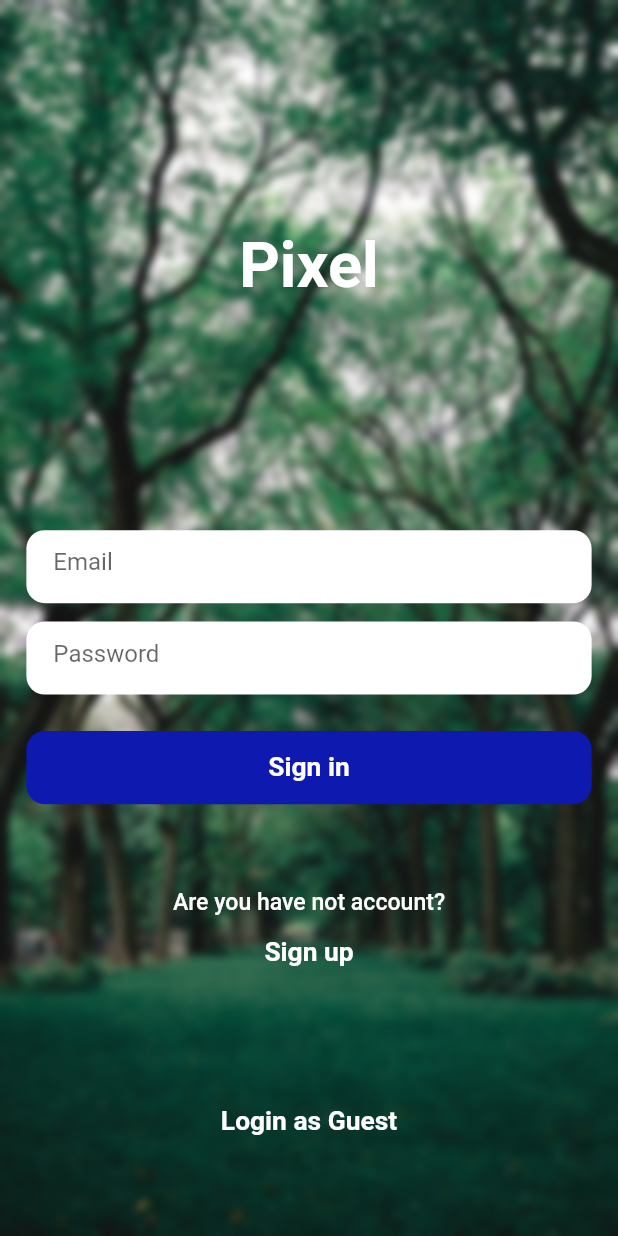
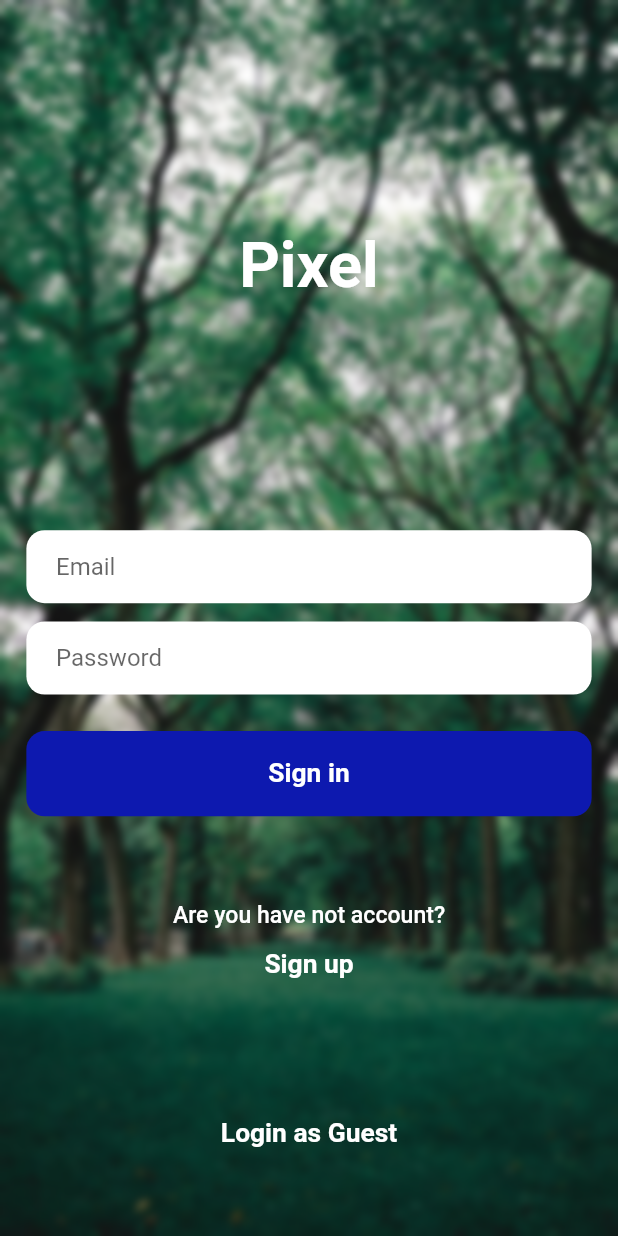
Before and after one commit to AbbosMamadaliyev/walpapers_app, a Flutter app: the screen it shows after launch, on a phone screen of 412 x 824 dp. Run offline on Flutter 3.47's test engine with Material 2 defaults, Android fonts, the phone set to English and light mode, and no system bars; our stand-ins replace bloc, built_collection, built_value, cached_network_image, chopper, connectivity_plus and 17 more; missing offline and left inert: async_wallpaper; accounts and stored records are empty; generated files the repository leaves out were written again.

Commit message:
fix bugs

```diff
--- a/lib/application/auth_bloc/auth_bloc.dart
+++ b/lib/application/auth_bloc/auth_bloc.dart
@@ -8,9 +8,7 @@ import 'package:meta/meta.dart';
 import '../../infrastucture/repositories/auth_repo.dart';
 
 part 'auth_bloc.freezed.dart';
-
 part 'auth_event.dart';
-
 part 'auth_state.dart';
 
 class AuthBloc extends Bloc<AuthEvent, AuthState> {
--- a/lib/infrastucture/repositories/auth_repo.dart
+++ b/lib/infrastucture/repositories/auth_repo.dart
@@ -27,6 +27,7 @@ class AuthRepo implements AuthFacade {
       );
 
       User? user = result.user;
+      print('ressssd: ${result.user}');
 
       print('token: ${await user!.getIdToken()}');
       final idToken = await user.getIdToken();
--- a/lib/presentation/pages/auth_page/auth_page.dart
+++ b/lib/presentation/pages/auth_page/auth_page.dart
@@ -74,11 +74,10 @@ class _AuthPageState extends State<AuthPage> {
                         child: TextField(
                           controller: _emailController,
                           decoration: InputDecoration(
-                            contentPadding: const EdgeInsets.symmetric(
-                                horizontal: 18, vertical: 18),
+                            contentPadding:
+                                EdgeInsets.symmetric(horizontal: 18.w),
                             border: InputBorder.none,
                             hintText: 'Email',
-                            // hintStyle: TextStyle(color: Colors.black),
                             enabledBorder: InputBorder.none,
                             focusedBorder: OutlineInputBorder(
                               borderRadius: BorderRadius.circular(12.r),
@@ -98,13 +97,14 @@ class _AuthPageState extends State<AuthPage> {
                         child: TextField(
                           controller: _passwordController,
                           decoration: InputDecoration(
-                            contentPadding: const EdgeInsets.symmetric(
-                                horizontal: 18, vertical: 18),
+                            contentPadding:
+                                EdgeInsets.symmetric(horizontal: 18.w),
                             border: InputBorder.none,
                             hintText: 'password'.tr(),
                             // hintStyle: TextStyle(color: Colors.black),
                             enabledBorder: InputBorder.none,
                             focusedBorder: OutlineInputBorder(
+                              gapPadding: 0,
                               borderRadius: BorderRadius.circular(12.r),
                               borderSide:
                                   const BorderSide(color: Colors.lightBlue),
@@ -126,7 +126,7 @@ class _AuthPageState extends State<AuthPage> {
                                       email: email, password: password));
                         },
                         child: Container(
-                          height: 48.h,
+                          height: 56.h,
                           // width: ,
                           alignment: Alignment.center,
                           margin: EdgeInsets.only(top: 24.h),
--- a/lib/presentation/pages/categories_page/categories_page.dart
+++ b/lib/presentation/pages/categories_page/categories_page.dart
@@ -3,12 +3,8 @@ import 'dart:io';
 import 'package:cached_network_image/cached_network_image.dart';
 import 'package:flutter/cupertino.dart';
 import 'package:flutter/material.dart';
-import 'package:flutter_bloc/flutter_bloc.dart';
 import 'package:flutter_screenutil/flutter_screenutil.dart';
 import 'package:walpapers_app/presentation/routes/app_route.dart';
-
-import '../../../application/photos_bloc/photos_bloc.dart';
-import '../home_page/home_page.dart';
 
 class CategoriesPage extends StatefulWidget {
   const CategoriesPage({Key? key}) : super(key: key);
--- a/lib/presentation/pages/core/home_control.dart
+++ b/lib/presentation/pages/core/home_control.dart
@@ -3,13 +3,14 @@ import 'package:flutter/material.dart';
 import 'package:walpapers_app/infrastucture/services/connectivity.dart';
 import 'package:walpapers_app/infrastucture/services/preference_service.dart';
 import 'package:walpapers_app/presentation/pages/core/splash_screen.dart';
-import 'package:walpapers_app/presentation/pages/main_screen/main_screen.dart';
 
 import '../auth_page/auth_page.dart';
+import '../main_screen/main_screen.dart';
 import 'no_connnection.dart';
 
 class HomeControl extends StatefulWidget {
   final String lang;
+
   const HomeControl({Key? key, required this.lang}) : super(key: key);
 
   @override
--- a/lib/presentation/pages/home_page/home_page.dart
+++ b/lib/presentation/pages/home_page/home_page.dart
@@ -73,7 +73,7 @@ class _MyHomePageState extends State<MyHomePage> {
               context.read<PhotosBloc>().add(PhotosEvent.getPhotos());
             },
             backgroundColor: colors.primary,
-            child: Icon(Icons.refresh),
+            child: const Icon(Icons.refresh),
           ),
         );
       });
--- a/lib/presentation/pages/search_page/search_page.dart
+++ b/lib/presentation/pages/search_page/search_page.dart
@@ -59,7 +59,7 @@ class _SearchPageState extends State<SearchPage> {
                         PhotosEvent.searchPhotos(query: searchController.text));
                   }
                 },
-                icon: Icon(Icons.search),
+                icon: const Icon(Icons.search),
               )
             ],
           ),
```
Also changed, not shown: assets/translation/en-US.json (+4 -3 lines), assets/translation/ru-RU.json (+4 -8 lines), assets/translation/uz-UZ.json (+5 -6 lines), lib/presentation/pages/core/splash_screen.dart (+9 -5 lines), lib/presentation/pages/main_screen/main_screen.dart (+10 -8 lines), lib/presentation/pages/main_screen/widgets/app_drawer.dart (+11 -2 lines), lib/presentation/pages/set_wallpaper_page/set_wallpaper_page.dart (+14 -8 lines), lib/presentation/routes/app_route.dart (+1 -16 lines), pubspec.yaml (+7 -0 lines), assets/images/splash_img.jpg (added), assets/images/wait.gif (added), assets/svgs/icon.png (added), pubspec.lock, 28 other files.
